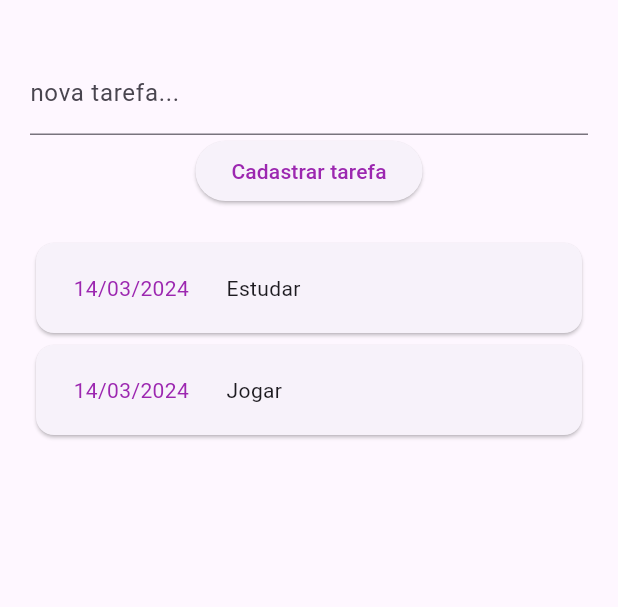
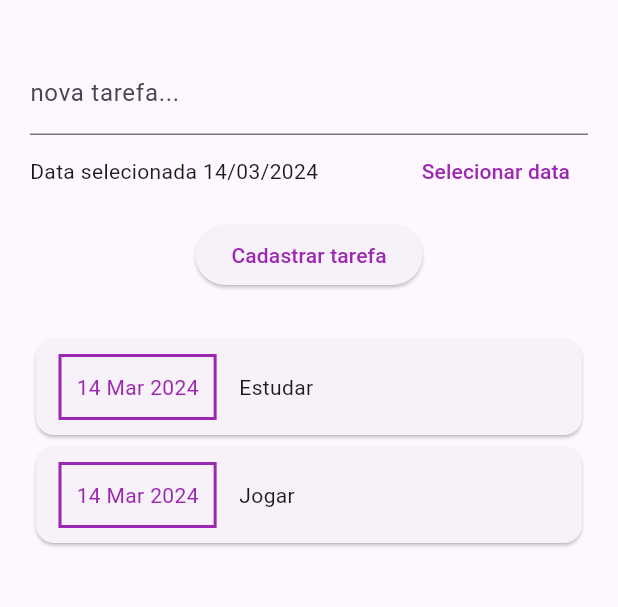
Before and after one commit to jeanmmlima/IMD0509-DDM20241, a Flutter app: the screen it shows after launch, after a tap on "Cadastrar tarefa", on a phone screen of 412 x 824 dp, the part 63-670 px from its top. Run offline on Flutter 3.47's test engine with Material 3 defaults, Android fonts, the phone set to English and light mode, and no system bars.

Commit message:
com datepicker

```diff
--- a/f02_todo_list/lib/components/form_tarefa.dart
+++ b/f02_todo_list/lib/components/form_tarefa.dart
@@ -1,21 +1,47 @@
 import 'package:flutter/src/foundation/key.dart';
 import 'package:flutter/src/widgets/framework.dart';
 import 'package:flutter/material.dart';
+import 'package:intl/intl.dart';
 
-class FormTarefa extends StatelessWidget {
-  Function(String) onSubmit;
+class FormTarefa extends StatefulWidget {
+  Function(String, DateTime) onSubmit;
   FormTarefa(this.onSubmit);
 
   @override
+  State<FormTarefa> createState() => _FormTarefaState();
+}
+
+class _FormTarefaState extends State<FormTarefa> {
+
+  final _tarefaController = TextEditingController();
+  DateTime _dataSelecionada = DateTime.now();
+
+  @override
   Widget build(BuildContext context) {
-    final _tarefaController = TextEditingController();
 
     _submitForm() {
+      final titulo = _tarefaController.text;
       if (_tarefaController.text.isEmpty) {
         return;
       }
       //passando dado para componente pai
-      onSubmit(_tarefaController.text);
+      widget.onSubmit(titulo, _dataSelecionada);
+    }
+
+    _showDatePicker() {
+      showDatePicker(
+              context: context,
+              initialDate: DateTime.now(),
+              firstDate: DateTime(2024),
+              lastDate: DateTime(2025))
+          .then((pickedDate) {
+        if (pickedDate == null) {
+          return;
+        }
+        setState(() {
+          _dataSelecionada = pickedDate;
+        });
+      });
     }
 
     return Container(
@@ -25,8 +51,23 @@ class FormTarefa extends StatelessWidget {
             controller: _tarefaController,
             decoration: const InputDecoration(labelText: 'nova tarefa...'),
           ),
-          ElevatedButton(
-              onPressed: _submitForm, child: Text('Cadastrar tarefa'))
+          Container(
+            child: Row(
+              children: <Widget>[
+                Expanded(
+                  child: Text(
+                      'Data selecionada ${DateFormat('dd/MM/yyyy').format(_dataSelecionada)}'),
+                ),
+                TextButton(
+                    onPressed: _showDatePicker, child: Text('Selecionar data'))
+              ],
+            ),
+          ),
+          Padding(
+            padding: const EdgeInsets.all(8.0),
+            child: ElevatedButton(
+                onPressed: _submitForm, child: Text('Cadastrar tarefa')),
+          )
         ],
       ),
     );
--- a/f02_todo_list/lib/components/lista_tarefa.dart
+++ b/f02_todo_list/lib/components/lista_tarefa.dart
@@ -27,12 +27,19 @@ class ListaTarefa extends StatelessWidget {
               child: Row(
                 children: [
                   Container(
-                      margin: const EdgeInsets.symmetric(
+                      decoration: BoxDecoration(
+                        border: Border.all(
+                            width: 2,
+                            color: tarefa.data.day >= DateTime.now().day
+                                ? Theme.of(context).colorScheme.primary
+                                : Theme.of(context).colorScheme.secondary),
+                      ),
+                      margin: EdgeInsets.symmetric(
                         horizontal: 15,
                         vertical: 10,
                       ),
-                      padding: const EdgeInsets.all(10),
-                      child: Text(DateFormat('dd/MM/yyyy').format(tarefa.data),
+                      padding: EdgeInsets.all(10),
+                      child: Text(DateFormat('d MMM y').format(tarefa.data),
                           style: TextStyle(
                               color: tarefa.data.day >= DateTime.now().day
                                   ? Theme.of(context).colorScheme.primary
--- a/f02_todo_list/lib/main.dart
+++ b/f02_todo_list/lib/main.dart
@@ -36,11 +36,9 @@ class _MyHomePageState extends State<MyHomePage> {
     Tarefa(id: 't1', titulo: 'Jogar', data: DateTime.now()),
   ];
 
-  _novaTarefa(String tarefa) {
+  _novaTarefa(String tarefa, DateTime data) {
     Tarefa novaTarefa = Tarefa(
-        id: Random().nextInt(9999).toString(),
-        titulo: tarefa,
-        data: DateTime.now());
+        id: Random().nextInt(9999).toString(), titulo: tarefa, data: data);
 
     setState(() {
       _tarefas.add(novaTarefa);
```
